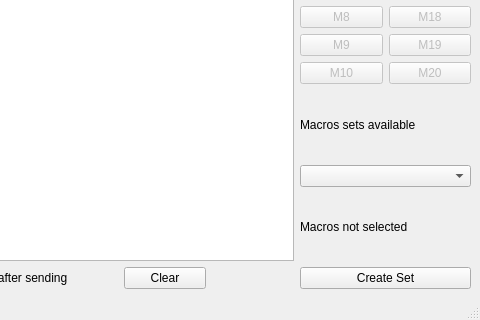
The window that Terminal.ui (notiel/OstrannaTerminal) describes before a commit, drawn with Qt 5; both pictures show x 552 to 1032 and y 218 to 538 of the 1032 by 538 pixel window.
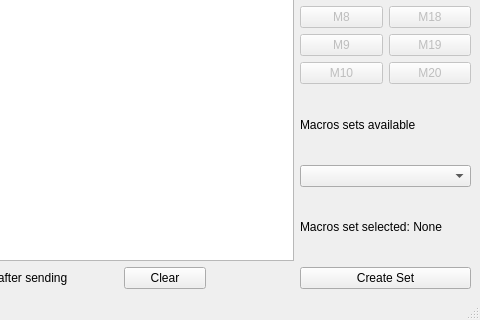
The same window after the commit.

Commit message: macros from file loaded

What changed in the file:
```diff
--- a/Terminal.ui
+++ b/Terminal.ui
@@ -409,7 +409,7 @@
     <item row="21" column="9" colspan="2">
      <widget class="QLabel" name="label">
       <property name="text">
-       <string>Macros not selected</string>
+       <string>Macros set selected: None</string>
       </property>
      </widget>
     </item>
```
Left out of the diff: 2 changed lines with no effect on the pictures. The commit also changes 3 other files.
